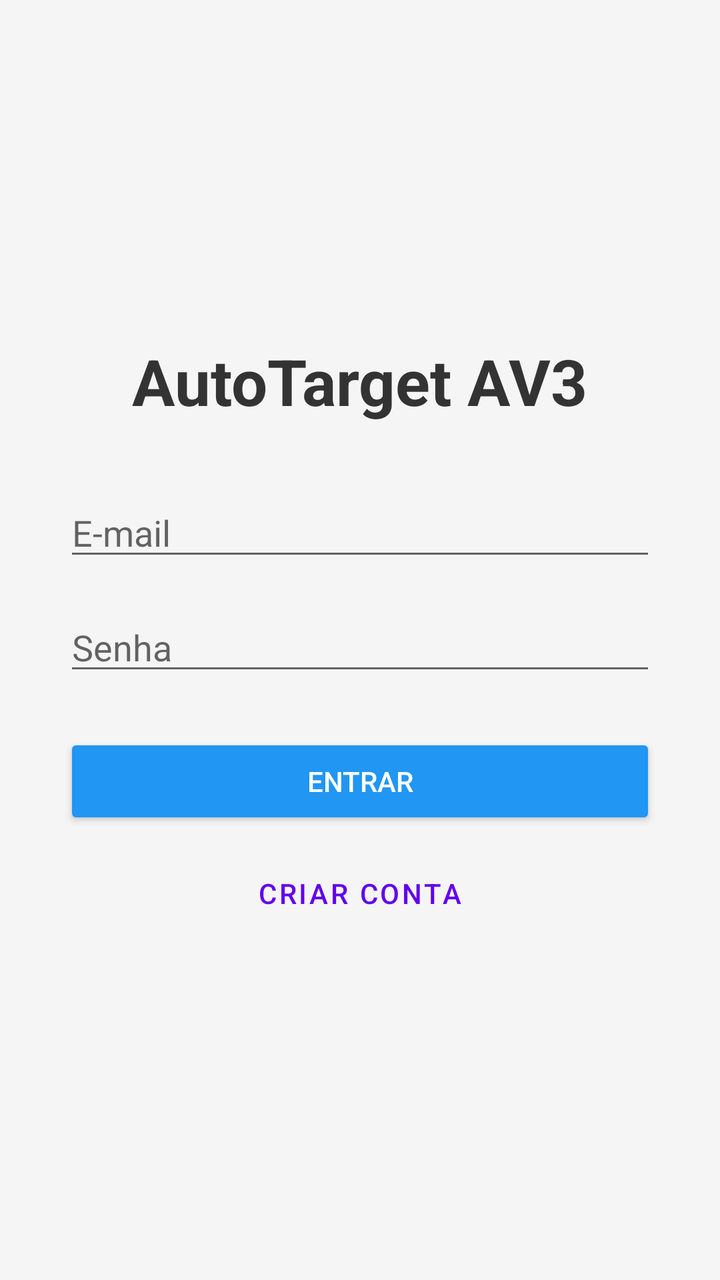
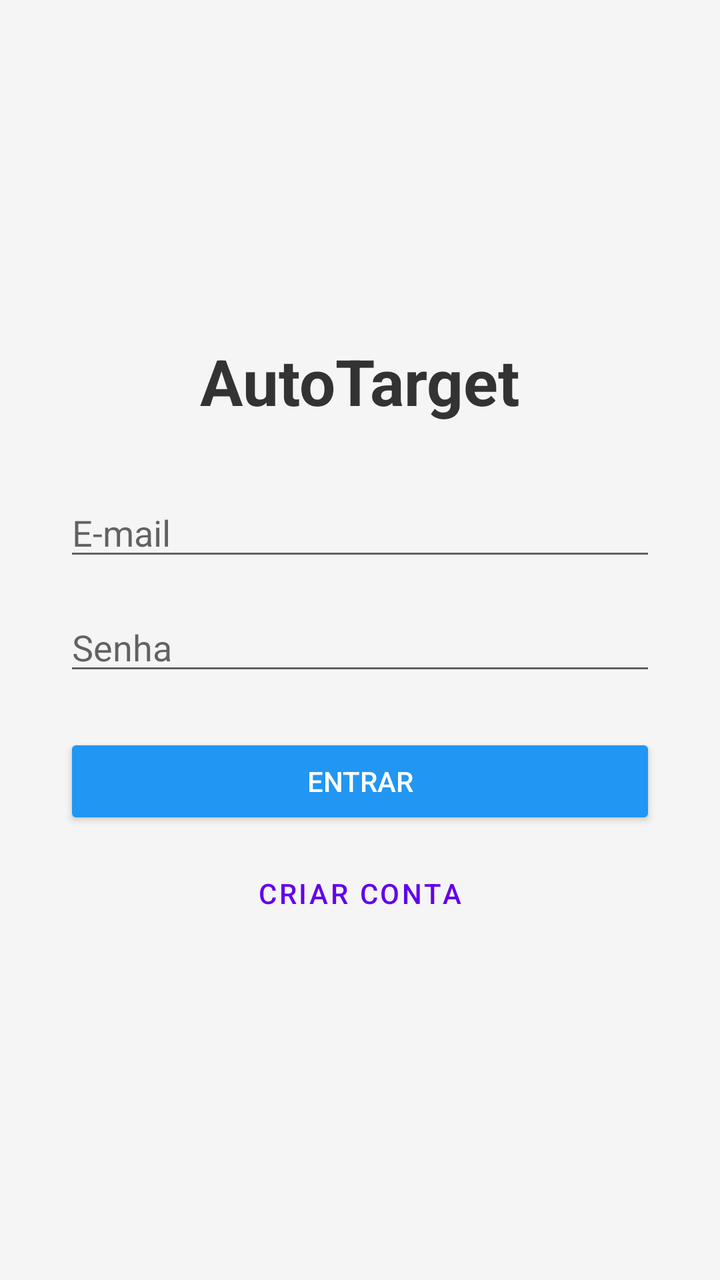

Before-and-after screenshots of an Android layout around one commit, followed by the original layout XML and the change that was made.
<!-- AndroidManifest.xml: application theme Theme.AutoTarget -->
<!-- res/layout/activity_login.xml -->
<?xml version="1.0" encoding="utf-8"?>
<LinearLayout xmlns:android="http://schemas.android.com/apk/res/android"
    android:layout_width="match_parent"
    android:layout_height="match_parent"
    android:orientation="vertical"
    android:padding="32dp"
    android:gravity="center"
    android:background="#F5F5F5">

    <TextView
        android:layout_width="wrap_content"
        android:layout_height="wrap_content"
        android:text="AutoTarget AV3"
        android:textSize="32sp"
        android:textStyle="bold"
        android:textColor="#333333"
        android:layout_marginBottom="32dp"/>

    
    <EditText
        android:id="@+id/etNickname"
        android:layout_width="match_parent"
        android:layout_height="wrap_content"
        android:hint="Nickname (apelido)"
        android:inputType="text"
        android:layout_marginBottom="16dp"
        android:visibility="gone"/>

    <EditText
        android:id="@+id/etEmail"
        android:layout_width="match_parent"
        android:layout_height="wrap_content"
        android:hint="E-mail"
        android:inputType="textEmailAddress"
        android:layout_marginBottom="16dp"
        android:autofillHints=""
        android:importantForAutofill="no"/>

    <EditText
        android:id="@+id/etPassword"
        android:layout_width="match_parent"
        android:layout_height="wrap_content"
        android:hint="Senha"
        android:inputType="textPassword"
        android:layout_marginBottom="24dp"
        android:autofillHints=""
        android:importantForAutofill="no"/>

    <Button
        android:id="@+id/btnLogin"
        android:layout_width="match_parent"
        android:layout_height="wrap_content"
        android:text="Entrar"
        android:backgroundTint="#2196F3"
        android:textColor="#FFFFFF"
        android:layout_marginBottom="8dp"/>

    <Button
        android:id="@+id/btnRegister"
        android:layout_width="match_parent"
        android:layout_height="wrap_content"
        android:text="Criar Conta"
        style="@style/Widget.MaterialComponents.Button.TextButton"/>

</LinearLayout>
<!-- resources referenced by this layout -->
<resources>
  <style name="Theme.AutoTarget" parent="Theme.MaterialComponents.Light.NoActionBar">
          <item name="colorPrimary">@color/purple_500</item>
          <item name="colorPrimaryVariant">@color/purple_700</item>
          <item name="colorOnPrimary">@color/white</item>
          <item name="colorSecondary">@color/teal_200</item>
          <item name="colorSecondaryVariant">@color/teal_200</item>
          <item name="colorOnSecondary">@color/black</item>
          <item name="android:statusBarColor">?attr/colorPrimaryVariant</item>
      </style>
  <color name="purple_500">#FF6200EE</color>
  <color name="purple_700">#FF3700B3</color>
  <color name="white">#FFFFFFFF</color>
  <color name="teal_200">#FF03DAC5</color>
  <color name="black">#FF000000</color>
</resources>

<!-- the commit's change to res/layout/activity_login.xml (unified diff, before → after) -->
@@ -10,7 +10,7 @@
     <TextView
         android:layout_width="wrap_content"
         android:layout_height="wrap_content"
-        android:text="AutoTarget AV3"
+        android:text="AutoTarget"
         android:textSize="32sp"
         android:textStyle="bold"
         android:textColor="#333333"
